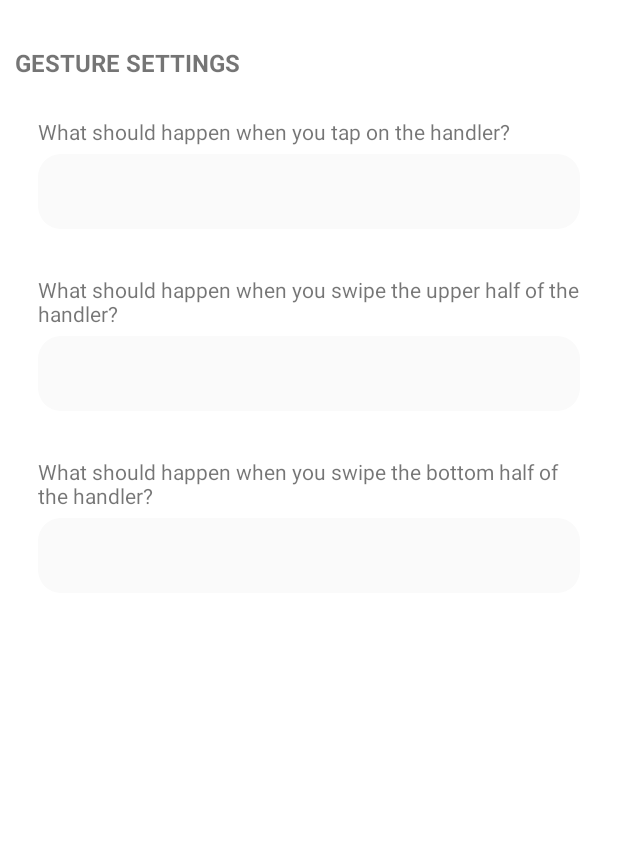
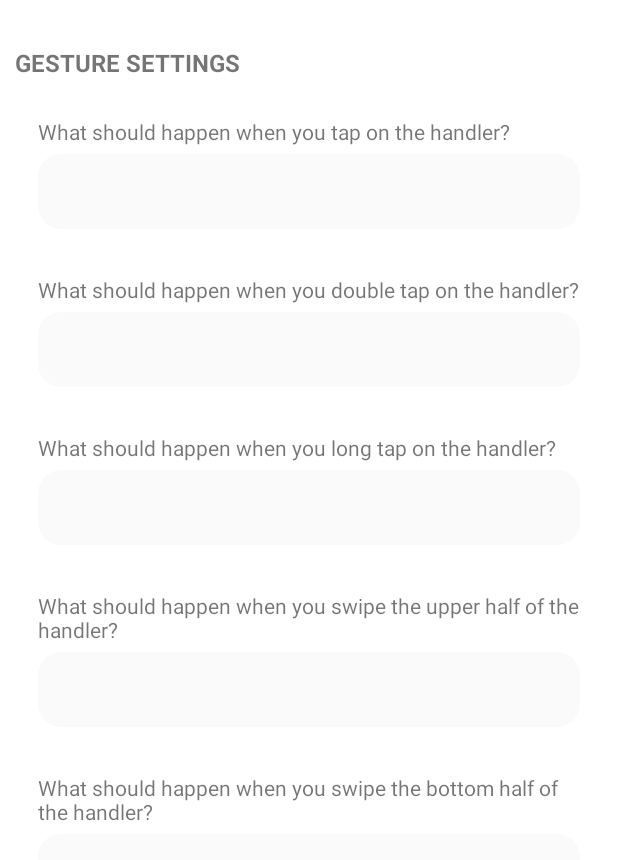
Before and after one commit to imamhossain94/GestureVolume, an Android app: the layout item_gesture_settings.xml on its own in the app's theme, with its tools: preview values and no code run, on a phone screen of 412 x 824 dp. Shown: the top 860 px of the screen. Run offline under Robolectric (Android 15) with nearby library versions, the phone set to English and light mode, and no system bars.

Commit message:
handler double click and long press click event added

```diff
--- a/app/src/main/java/com/newagedevs/gesturevolume/model/AppHandler.kt
+++ b/app/src/main/java/com/newagedevs/gesturevolume/model/AppHandler.kt
@@ -20,6 +20,8 @@ data class AppHandler(
     val width: String?,
     val widthLand: String?,
     val clickAction: String?,
+    val doubleClickAction: String?,
+    val longClickAction: String?,
     val upperSwipe: String?,
     val bottomSwipe: String?,
 ) : Parcelable {
--- a/app/src/main/res/layout/item_gesture_settings.xml
+++ b/app/src/main/res/layout/item_gesture_settings.xml
@@ -85,6 +85,68 @@
                         android:layout_marginTop="0dp"
                         android:layout_marginBottom="5dp"
                         android:maxLines="2"
+                        android:text="What should happen when you double tap on the handler?" />
+
+                    <TextView
+                        android:layout_width="match_parent"
+                        android:layout_height="wrap_content"
+                        android:background="?attr/bg_rounded"
+                        android:drawablePadding="15dp"
+                        android:gravity="center|start"
+                        android:onClick="@{viewModel.doubleClickActionPicker}"
+                        android:padding="15dp"
+                        android:text="@{viewModel.doubleClickAction}"
+                        app:drawableStart="@{viewModel.doubleClickActionIcon}"
+                        android:scaleX="1"
+                        android:scaleY="1"
+                        app:drawableTint="?attr/icon_color"/>
+
+                </LinearLayout>
+
+                <LinearLayout
+                    android:layout_width="match_parent"
+                    android:layout_height="wrap_content"
+                    android:layout_weight="1"
+                    android:orientation="vertical"
+                    android:padding="15dp">
+
+                    <TextView
+                        android:layout_width="match_parent"
+                        android:layout_height="wrap_content"
+                        android:layout_marginTop="0dp"
+                        android:layout_marginBottom="5dp"
+                        android:maxLines="2"
+                        android:text="What should happen when you long tap on the handler?" />
+
+                    <TextView
+                        android:layout_width="match_parent"
+                        android:layout_height="wrap_content"
+                        android:background="?attr/bg_rounded"
+                        android:drawablePadding="15dp"
+                        android:gravity="center|start"
+                        android:onClick="@{viewModel.longClickActionPicker}"
+                        android:padding="15dp"
+                        android:text="@{viewModel.longClickAction}"
+                        app:drawableStart="@{viewModel.longClickActionIcon}"
+                        android:scaleX="1"
+                        android:scaleY="1"
+                        app:drawableTint="?attr/icon_color"/>
+
+                </LinearLayout>
+
+                <LinearLayout
+                    android:layout_width="match_parent"
+                    android:layout_height="wrap_content"
+                    android:layout_weight="1"
+                    android:orientation="vertical"
+                    android:padding="15dp">
+
+                    <TextView
+                        android:layout_width="match_parent"
+                        android:layout_height="wrap_content"
+                        android:layout_marginTop="0dp"
+                        android:layout_marginBottom="5dp"
+                        android:maxLines="2"
                         android:text="What should happen when you swipe the upper half of the handler?" />
 
                     <TextView
```
Also changed, not shown: app/src/main/java/com/newagedevs/gesturevolume/service/OverlayService.kt (+27 -5 lines), app/src/main/java/com/newagedevs/gesturevolume/view/ui/main/MainViewModel.kt (+109 -2 lines).
